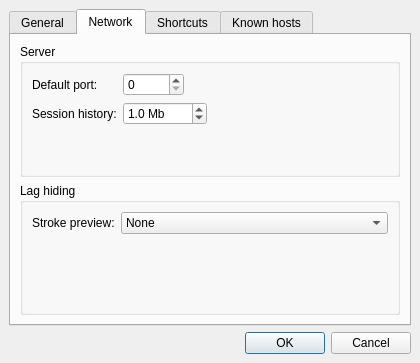
drawpile/Drawpile, file src/client/ui/settings.ui: the form before one commit.
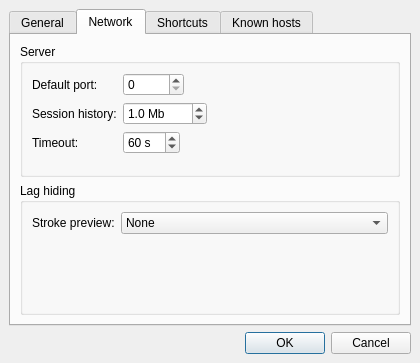
The form after the commit. The open tabs and pages were chosen to show the change. Icons and pictures are not drawn.

Commit message: Add clientside connection timeout

Patch:
```diff
--- a/src/client/ui/settings.ui
+++ b/src/client/ui/settings.ui
@@ -236,6 +236,46 @@
             </property>
            </widget>
           </item>
+          <item row="3" column="0">
+           <widget class="QLabel" name="label_6">
+            <property name="text">
+             <string>Timeout:</string>
+            </property>
+           </widget>
+          </item>
+          <item row="3" column="1">
+           <layout class="QHBoxLayout" name="horizontalLayout_4">
+            <item>
+             <widget class="QSpinBox" name="connTimeout">
+              <property name="suffix">
+               <string> s</string>
+              </property>
+              <property name="minimum">
+               <number>15</number>
+              </property>
+              <property name="maximum">
+               <number>600</number>
+              </property>
+              <property name="value">
+               <number>60</number>
+              </property>
+             </widget>
+            </item>
+            <item>
+             <spacer name="horizontalSpacer_3">
+              <property name="orientation">
+               <enum>Qt::Horizontal</enum>
+              </property>
+              <property name="sizeHint" stdset="0">
+               <size>
+                <width>40</width>
+                <height>20</height>
+               </size>
+              </property>
+             </spacer>
+            </item>
+           </layout>
+          </item>
          </layout>
         </widget>
        </item>
```
The commit also changes 4 other files.
